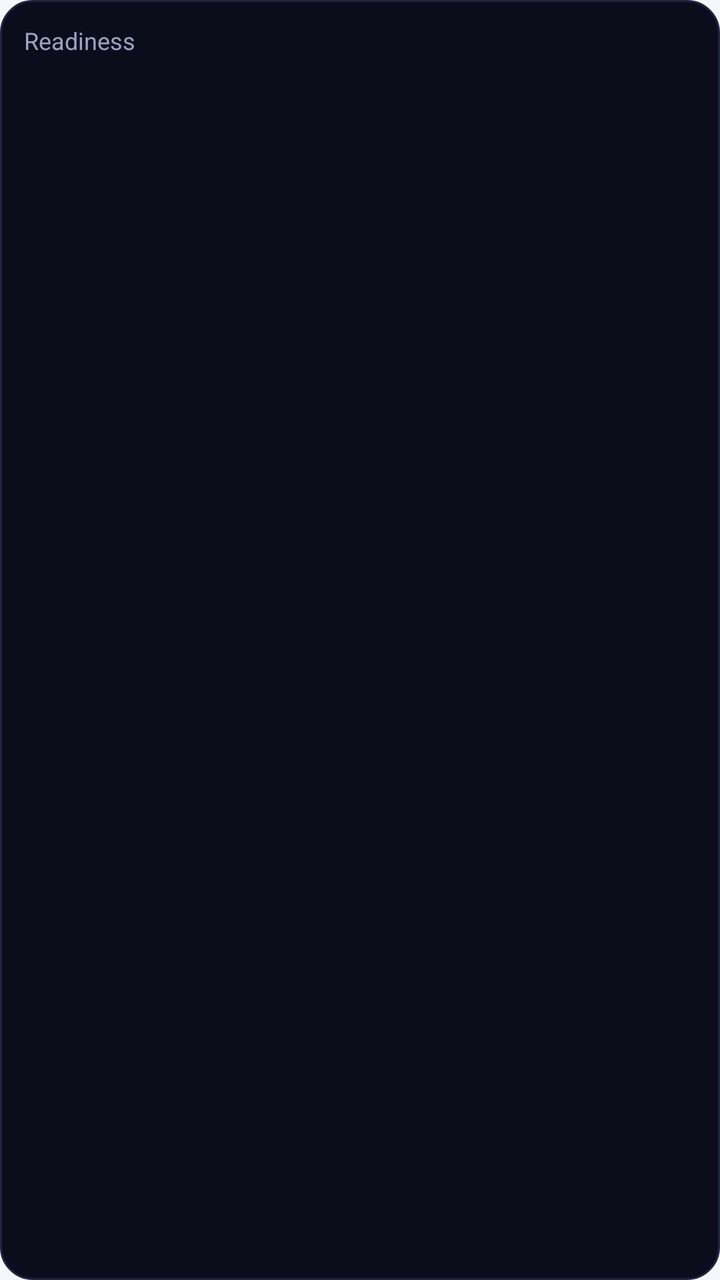
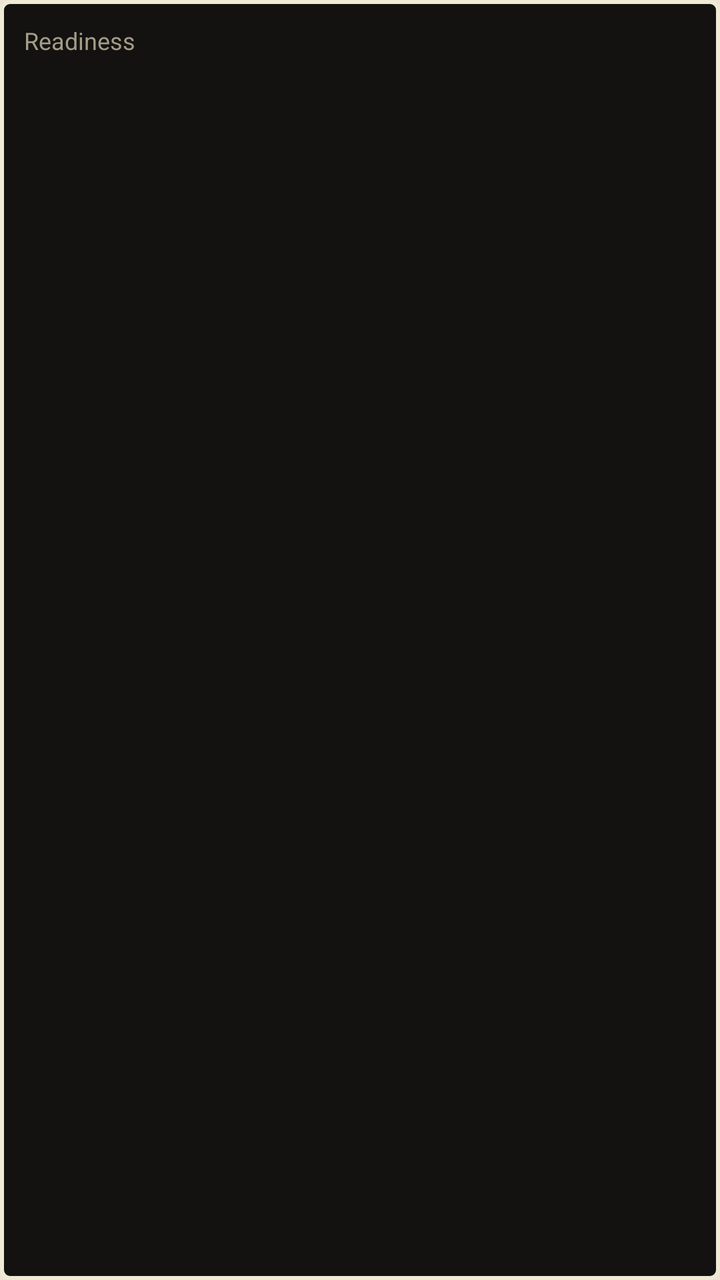

The first picture is an Android layout as it rendered before a commit; the second is the same layout after the commit. The layout source and the unified diff follow.
<!-- AndroidManifest.xml: application theme Theme.OpenConnect -->
<!-- res/layout/widget_home.xml -->
<?xml version="1.0" encoding="utf-8"?>
<LinearLayout xmlns:android="http://schemas.android.com/apk/res/android"
    android:id="@+id/widget_root"
    android:layout_width="match_parent"
    android:layout_height="match_parent"
    android:background="@drawable/widget_bg"
    android:orientation="vertical"
    android:padding="12dp">

    <TextView
        android:layout_width="wrap_content"
        android:layout_height="wrap_content"
        android:text="@string/widget_readiness"
        android:textColor="#FF9AA3C7"
        android:textSize="12sp" />

    <TextView
        android:id="@+id/widget_readiness"
        android:layout_width="wrap_content"
        android:layout_height="wrap_content"
        android:textColor="#FF39F5A5"
        android:textSize="36sp"
        android:textStyle="bold|italic" />

    <TextView
        android:id="@+id/widget_steps"
        android:layout_width="wrap_content"
        android:layout_height="wrap_content"
        android:textColor="#FFFFFFFF"
        android:textSize="14sp" />

    <TextView
        android:id="@+id/widget_week"
        android:layout_width="wrap_content"
        android:layout_height="wrap_content"
        android:textColor="#FF9AA3C7"
        android:textSize="12sp" />
</LinearLayout>
<!-- resources referenced by this layout -->
<resources>
  <!-- drawable widget_bg (drawable) -->
  <?xml version="1.0" encoding="utf-8"?>
  <shape xmlns:android="http://schemas.android.com/apk/res/android" android:shape="rectangle">
      <solid android:color="#FF0B0E1A" />
      <corners android:radius="16dp" />
      <stroke android:width="1dp" android:color="#FF1D2540" />
  </shape>
  <string name="widget_readiness">Readiness</string>
  <style name="Theme.OpenConnect" parent="android:Theme.Material.NoActionBar">
          <item name="android:windowBackground">@color/window_background</item>
          <item name="android:statusBarColor">@android:color/transparent</item>
          <item name="android:navigationBarColor">@android:color/transparent</item>
          <item name="android:windowLightStatusBar">false</item>
      </style>
  <color name="window_background">#FFF4F6FD</color>
</resources>

<!-- the commit's change to res/layout/widget_home.xml (unified diff, before → after) -->
@@ -11,28 +11,29 @@
         android:layout_width="wrap_content"
         android:layout_height="wrap_content"
         android:text="@string/widget_readiness"
-        android:textColor="#FF9AA3C7"
+        android:textColor="#FFA39C88"
         android:textSize="12sp" />
 
     <TextView
         android:id="@+id/widget_readiness"
         android:layout_width="wrap_content"
         android:layout_height="wrap_content"
-        android:textColor="#FF39F5A5"
+        android:textColor="#FFFF7A3D"
         android:textSize="36sp"
-        android:textStyle="bold|italic" />
+        android:fontFamily="monospace"
+        android:textStyle="bold" />
 
     <TextView
         android:id="@+id/widget_steps"
         android:layout_width="wrap_content"
         android:layout_height="wrap_content"
-        android:textColor="#FFFFFFFF"
+        android:textColor="#FFF0E9D6"
         android:textSize="14sp" />
 
     <TextView
         android:id="@+id/widget_week"
         android:layout_width="wrap_content"
         android:layout_height="wrap_content"
-        android:textColor="#FF9AA3C7"
+        android:textColor="#FFA39C88"
         android:textSize="12sp" />
 </LinearLayout>
<!-- resource entries referenced after the edit -->
@@ -3,9 +3,9 @@
   <!-- drawable widget_bg (drawable) -->
   <?xml version="1.0" encoding="utf-8"?>
   <shape xmlns:android="http://schemas.android.com/apk/res/android" android:shape="rectangle">
-      <solid android:color="#FF0B0E1A" />
-      <corners android:radius="16dp" />
-      <stroke android:width="1dp" android:color="#FF1D2540" />
+      <solid android:color="#FF131210" />
+      <corners android:radius="4dp" />
+      <stroke android:width="2dp" android:color="#FFF0E9D6" />
   </shape>
   <string name="widget_readiness">Readiness</string>
   <style name="Theme.OpenConnect" parent="android:Theme.Material.NoActionBar">
@@ -14,6 +14,6 @@
           <item name="android:navigationBarColor">@android:color/transparent</item>
           <item name="android:windowLightStatusBar">false</item>
       </style>
-  <color name="window_background">#FFF4F6FD</color>
+  <color name="window_background">#FFECE5D0</color>
 </resources>
 
